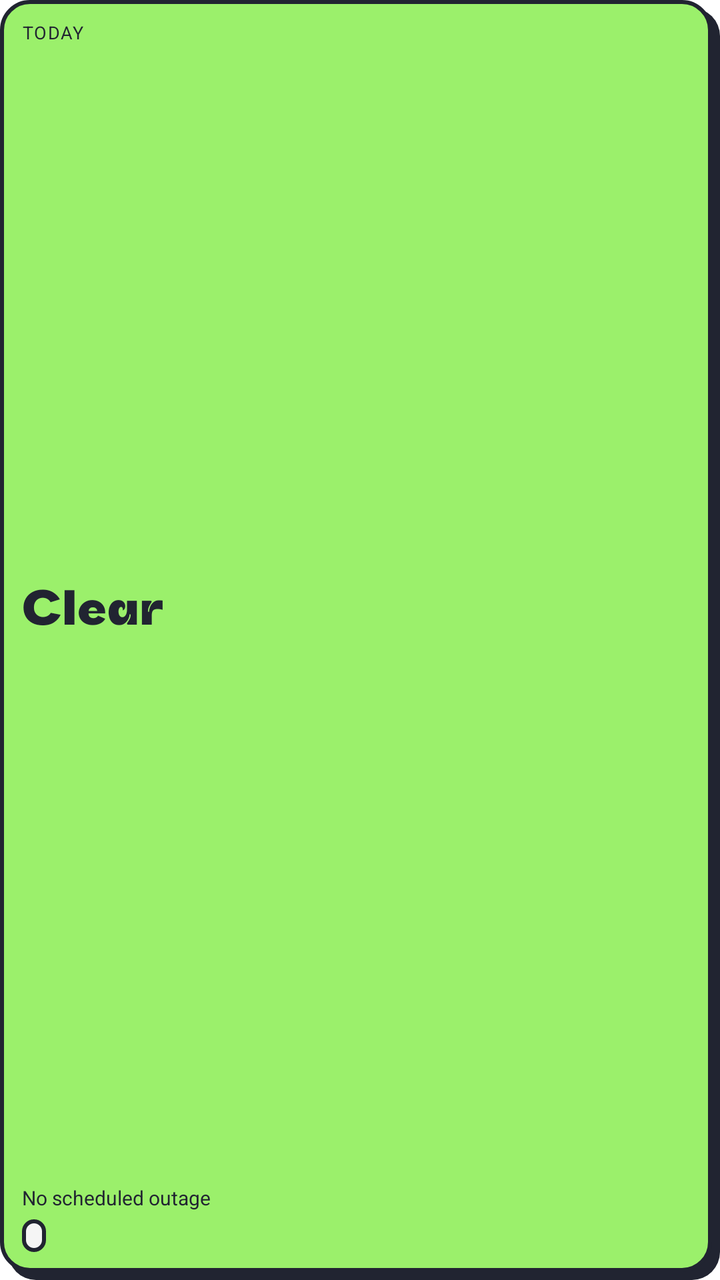
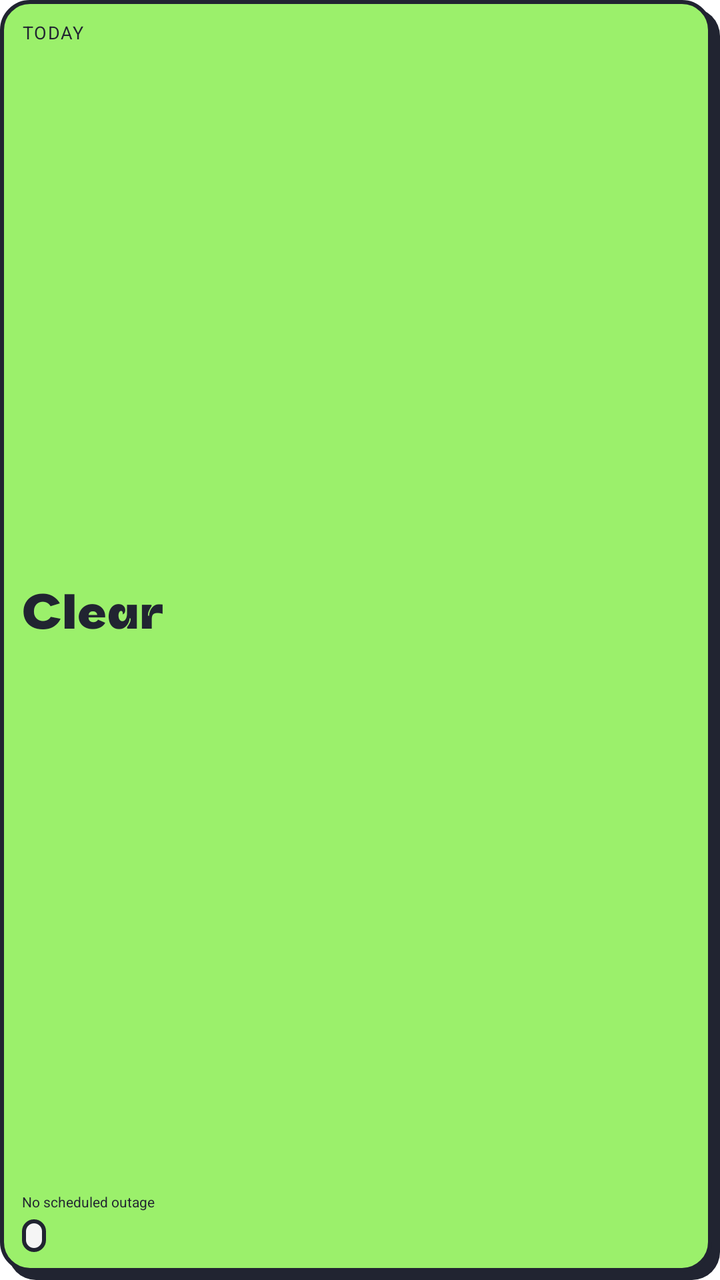

Screens rendered from an Android XML layout before and after an edit, with the pre-edit source and the edit as a unified diff.
<!-- AndroidManifest.xml: fallback theme Theme.MaterialComponents.DayNight.NoActionBar -->
<!-- res/layout/pawer_widget.xml -->
<?xml version="1.0" encoding="utf-8"?>
<LinearLayout xmlns:android="http://schemas.android.com/apk/res/android"
  android:id="@+id/pawer_root"
  android:layout_width="match_parent"
  android:layout_height="match_parent"
  android:orientation="vertical"
  android:paddingLeft="11dp"
  android:paddingTop="10dp"
  android:paddingRight="15dp"
  android:paddingBottom="14dp"
  android:background="@drawable/pawer_bg_clear">

  <TextView
    android:id="@+id/pawer_tag"
    android:layout_width="match_parent"
    android:layout_height="wrap_content"
    android:textSize="9sp"
    android:letterSpacing="0.06"
    android:textColor="@color/pawer_ink"
    android:maxLines="1"
    android:autoSizeTextType="uniform"
    android:autoSizeMinTextSize="7sp"
    android:autoSizeMaxTextSize="10sp"
    android:text="TODAY" />

  
  <TextView
    android:id="@+id/pawer_display"
    android:layout_width="match_parent"
    android:layout_height="0dp"
    android:layout_weight="1"
    android:gravity="center_vertical"
    android:layout_marginTop="3dp"
    android:textSize="17sp"
    android:fontFamily="@font/getai_black"
    android:textColor="@color/pawer_ink"
    android:maxLines="2"
    android:lineSpacingMultiplier="0.95"
    android:autoSizeTextType="uniform"
    android:autoSizeMinTextSize="12sp"
    android:autoSizeMaxTextSize="23sp"
    android:text="Clear" />

  
  <Chronometer
    android:id="@+id/pawer_countdown"
    android:layout_width="match_parent"
    android:layout_height="0dp"
    android:layout_weight="1"
    android:gravity="center_vertical"
    android:layout_marginTop="3dp"
    android:textSize="20sp"
    android:fontFamily="@font/getai_black"
    android:textColor="@color/pawer_ink"
    android:maxLines="1"
    android:visibility="gone" />

  <TextView
    android:id="@+id/pawer_line3"
    android:layout_width="match_parent"
    android:layout_height="wrap_content"
    android:layout_marginTop="5dp"
    android:textSize="10sp"
    android:textColor="@color/pawer_ink"
    android:maxLines="1"
    android:autoSizeTextType="uniform"
    android:autoSizeMinTextSize="7sp"
    android:autoSizeMaxTextSize="12sp"
    android:text="No scheduled outage" />

  <TextView
    android:id="@+id/pawer_line4"
    android:layout_width="wrap_content"
    android:layout_height="wrap_content"
    android:layout_marginTop="4dp"
    android:background="@drawable/pawer_pill"
    android:paddingLeft="6dp"
    android:paddingRight="6dp"
    android:paddingTop="2dp"
    android:paddingBottom="2dp"
    android:textSize="9sp"
    android:textColor="@color/pawer_ink"
    android:maxLines="1"
    android:autoSizeTextType="uniform"
    android:autoSizeMinTextSize="6sp"
    android:autoSizeMaxTextSize="10sp"
    android:text="" />
</LinearLayout>
<!-- resources referenced by this layout -->
<resources>
  <color name="pawer_ink">#212431</color>
  <!-- drawable pawer_bg_clear (drawable) -->
  <?xml version="1.0" encoding="utf-8"?>
  <layer-list xmlns:android="http://schemas.android.com/apk/res/android">
    <item android:left="4dp" android:top="4dp">
      <shape android:shape="rectangle">
        <solid android:color="@color/pawer_ink" />
        <corners android:radius="14dp" />
      </shape>
    </item>
    <item android:right="4dp" android:bottom="4dp">
      <shape android:shape="rectangle">
        <solid android:color="#9BF06B" />
        <stroke android:width="2dp" android:color="@color/pawer_ink" />
        <corners android:radius="14dp" />
      </shape>
    </item>
  </layer-list>
  <!-- drawable pawer_pill (drawable) -->
  <?xml version="1.0" encoding="utf-8"?>
  <shape xmlns:android="http://schemas.android.com/apk/res/android" android:shape="rectangle">
    <solid android:color="@color/pawer_ground" />
    <stroke android:width="2dp" android:color="@color/pawer_ink" />
    <corners android:radius="9dp" />
  </shape>
  <color name="pawer_ground">#F5F5F5</color>
</resources>

<!-- the commit's change to res/layout/pawer_widget.xml (unified diff, before → after) -->
@@ -31,7 +31,7 @@
     android:layout_weight="1"
     android:gravity="center_vertical"
     android:layout_marginTop="3dp"
-    android:textSize="17sp"
+    android:textSize="13sp"
     android:fontFamily="@font/getai_black"
     android:textColor="@color/pawer_ink"
     android:maxLines="2"
@@ -49,10 +49,13 @@
     android:layout_weight="1"
     android:gravity="center_vertical"
     android:layout_marginTop="3dp"
-    android:textSize="20sp"
+    android:textSize="16sp"
     android:fontFamily="@font/getai_black"
     android:textColor="@color/pawer_ink"
     android:maxLines="1"
+    android:autoSizeTextType="uniform"
+    android:autoSizeMinTextSize="12sp"
+    android:autoSizeMaxTextSize="22sp"
     android:visibility="gone" />
 
   <TextView
@@ -60,11 +63,11 @@
     android:layout_width="match_parent"
     android:layout_height="wrap_content"
     android:layout_marginTop="5dp"
-    android:textSize="10sp"
+    android:textSize="7sp"
     android:textColor="@color/pawer_ink"
     android:maxLines="1"
     android:autoSizeTextType="uniform"
-    android:autoSizeMinTextSize="7sp"
+    android:autoSizeMinTextSize="6sp"
     android:autoSizeMaxTextSize="12sp"
     android:text="No scheduled outage" />
 
@@ -80,9 +83,9 @@
     android:paddingBottom="2dp"
     android:textSize="9sp"
     android:textColor="@color/pawer_ink"
-    android:maxLines="1"
+    android:maxLines="2"
     android:autoSizeTextType="uniform"
-    android:autoSizeMinTextSize="6sp"
+    android:autoSizeMinTextSize="7sp"
     android:autoSizeMaxTextSize="10sp"
     android:text="" />
 </LinearLayout>
